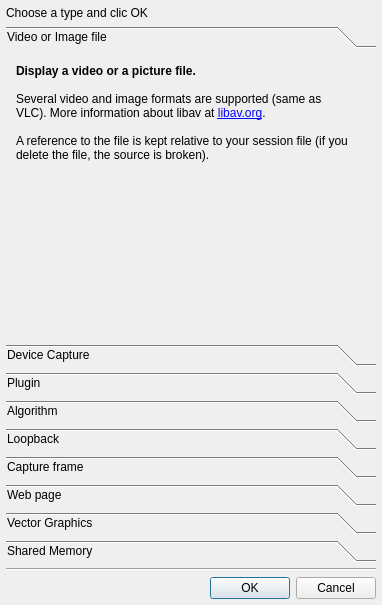
Old version of the form src/NewSourceDialog.ui in the repository markus-wa/glmixer-mirror.
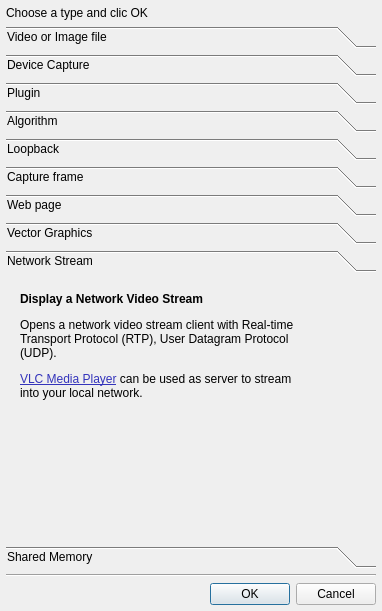
New version of the form. The open tabs and pages were chosen to show the change. Icons and pictures are not drawn.

Commit message: Implementation of VideoStreamSource (with VideoStream and its creation dialogs. Creation of a SizeSelectionDialog for all sources dialog. Improvement of stability for WebSource and OpenCV Sources.

```diff
--- a/src/NewSourceDialog.ui
+++ b/src/NewSourceDialog.ui
@@ -7,7 +7,7 @@
     <x>0</x>
     <y>0</y>
     <width>382</width>
-    <height>605</height>
+    <height>611</height>
    </rect>
   </property>
   <property name="windowTitle">
@@ -66,7 +66,7 @@
         <x>0</x>
         <y>0</y>
         <width>370</width>
-        <height>192</height>
+        <height>162</height>
        </rect>
       </property>
       <attribute name="icon">
@@ -111,12 +111,10 @@
 &lt;html&gt;&lt;head&gt;&lt;meta name=&quot;qrichtext&quot; content=&quot;1&quot; /&gt;&lt;style type=&quot;text/css&quot;&gt;
 p, li { white-space: pre-wrap; }
 &lt;/style&gt;&lt;/head&gt;&lt;body style=&quot; font-family:'Sans Serif'; font-size:9pt; font-weight:400; font-style:normal;&quot;&gt;
-&lt;p style=&quot; margin-top:0px; margin-bottom:0px; margin-left:0px; margin-right:0px; -qt-block-indent:0; text-indent:0px;&quot;&gt;&lt;span style=&quot; font-family:'Ubuntu'; font-weight:600;&quot;&gt;Display a video or a picture file.&lt;/span&gt;&lt;/p&gt;
-&lt;p style=&quot;-qt-paragraph-type:empty; margin-top:0px; margin-bottom:0px; margin-left:0px; margin-right:0px; -qt-block-indent:0; text-indent:0px; font-family:'Ubuntu'; font-weight:600;&quot;&gt;&lt;br /&gt;&lt;/p&gt;
-&lt;p style=&quot; margin-top:0px; margin-bottom:0px; margin-left:0px; margin-right:0px; -qt-block-indent:0; text-indent:0px;&quot;&gt;&lt;span style=&quot; font-family:'Ubuntu';&quot;&gt;Several video and image formats are supported (same as VLC). More information about libav at &lt;/span&gt;&lt;a href=&quot;https://libav.org/&quot;&gt;&lt;span style=&quot; font-family:'Ubuntu'; text-decoration: underline; color:#0000ff;&quot;&gt;libav.org&lt;/span&gt;&lt;/a&gt;&lt;span style=&quot; font-family:'Ubuntu';&quot;&gt;. &lt;/span&gt;&lt;/p&gt;
-&lt;p style=&quot;-qt-paragraph-type:empty; margin-top:0px; margin-bottom:0px; margin-left:0px; margin-right:0px; -qt-block-indent:0; text-indent:0px; font-family:'Ubuntu'; font-weight:600;&quot;&gt;&lt;br /&gt;&lt;/p&gt;
-&lt;p style=&quot; margin-top:0px; margin-bottom:0px; margin-left:0px; margin-right:0px; -qt-block-indent:0; text-indent:0px;&quot;&gt;&lt;span style=&quot; font-family:'Ubuntu';&quot;&gt;A reference to the file is kept relative to your session file (if you delete the file, the source is broken).&lt;/span&gt;&lt;/p&gt;
-&lt;p style=&quot;-qt-paragraph-type:empty; margin-top:0px; margin-bottom:0px; margin-left:0px; margin-right:0px; -qt-block-indent:0; text-indent:0px; font-family:'Ubuntu';&quot;&gt;&lt;br /&gt;&lt;/p&gt;&lt;/body&gt;&lt;/html&gt;</string>
+&lt;p style=&quot; margin-top:12px; margin-bottom:12px; margin-left:0px; margin-right:0px; -qt-block-indent:0; text-indent:0px;&quot;&gt;&lt;span style=&quot; font-family:'Ubuntu'; font-weight:600;&quot;&gt;Display a video or a picture file&lt;/span&gt;&lt;/p&gt;
+&lt;p style=&quot; margin-top:12px; margin-bottom:12px; margin-left:0px; margin-right:0px; -qt-block-indent:0; text-indent:0px;&quot;&gt;&lt;span style=&quot; font-family:'Ubuntu';&quot;&gt;A wide range of video and image formats are supported (same as VLC). More information about libav at &lt;/span&gt;&lt;a href=&quot;https://libav.org/&quot;&gt;&lt;span style=&quot; font-family:'Ubuntu'; text-decoration: underline; color:#3333bb;&quot;&gt;libav.org&lt;/span&gt;&lt;/a&gt;&lt;span style=&quot; font-family:'Ubuntu';&quot;&gt;. &lt;/span&gt;&lt;/p&gt;
+&lt;p style=&quot; margin-top:12px; margin-bottom:12px; margin-left:0px; margin-right:0px; -qt-block-indent:0; text-indent:0px;&quot;&gt;&lt;span style=&quot; font-family:'Ubuntu';&quot;&gt;A reference to the file is kept relative to your session file (if you delete the file, the source is broken).&lt;/span&gt;&lt;/p&gt;
+&lt;p style=&quot; margin-top:12px; margin-bottom:12px; margin-left:0px; margin-right:0px; -qt-block-indent:0; text-indent:0px;&quot;&gt;&lt;br /&gt;&lt;/p&gt;&lt;/body&gt;&lt;/html&gt;</string>
          </property>
          <property name="textInteractionFlags">
           <set>Qt::TextBrowserInteraction</set>
@@ -702,6 +700,79 @@
        </item>
       </layout>
      </widget>
+     <widget class="QWidget" name="videostream">
+      <property name="geometry">
+       <rect>
+        <x>0</x>
+        <y>0</y>
+        <width>370</width>
+        <height>162</height>
+       </rect>
+      </property>
+      <attribute name="icon">
+       <iconset resource="../icons.qrc">
+        <normaloff>:/glmixer/icons/networkstream.png</normaloff>:/glmixer/icons/networkstream.png</iconset>
+      </attribute>
+      <attribute name="label">
+       <string>Network Stream</string>
+      </attribute>
+      <widget class="QTextBrowser" name="textBrowser_6">
+       <property name="geometry">
+        <rect>
+         <x>10</x>
+         <y>10</y>
+         <width>288</width>
+         <height>150</height>
+        </rect>
+       </property>
+       <property name="styleSheet">
+        <string notr="true">QTextEdit{
+color:palette(button-text);
+background-color: transparent;
+}</string>
+       </property>
+       <property name="frameShape">
+        <enum>QFrame::NoFrame</enum>
+       </property>
+       <property name="undoRedoEnabled">
+        <bool>false</bool>
+       </property>
+       <property name="readOnly">
+        <bool>true</bool>
+       </property>
+       <property name="html">
+        <string>&lt;!DOCTYPE HTML PUBLIC &quot;-//W3C//DTD HTML 4.0//EN&quot; &quot;http://www.w3.org/TR/REC-html40/strict.dtd&quot;&gt;
+&lt;html&gt;&lt;head&gt;&lt;meta name=&quot;qrichtext&quot; content=&quot;1&quot; /&gt;&lt;style type=&quot;text/css&quot;&gt;
+p, li { white-space: pre-wrap; }
+&lt;/style&gt;&lt;/head&gt;&lt;body style=&quot; font-family:'Sans Serif'; font-size:9pt; font-weight:400; font-style:normal;&quot;&gt;
+&lt;p style=&quot; margin-top:12px; margin-bottom:12px; margin-left:0px; margin-right:0px; -qt-block-indent:0; text-indent:0px;&quot;&gt;&lt;span style=&quot; font-family:'Ubuntu'; font-weight:600;&quot;&gt;Display a Network Video Stream&lt;/span&gt;&lt;/p&gt;
+&lt;p style=&quot; margin-top:12px; margin-bottom:12px; margin-left:0px; margin-right:0px; -qt-block-indent:0; text-indent:0px;&quot;&gt;&lt;span style=&quot; font-family:'Ubuntu';&quot;&gt;Opens a network video stream client with Real-time Transport Protocol (RTP), User Datagram Protocol (UDP). &lt;/span&gt;&lt;/p&gt;
+&lt;p style=&quot; margin-top:12px; margin-bottom:12px; margin-left:0px; margin-right:0px; -qt-block-indent:0; text-indent:0px;&quot;&gt;&lt;a href=&quot;http://www.videolan.org/&quot;&gt;&lt;span style=&quot; font-family:'Ubuntu'; text-decoration: underline; color:#3333bb;&quot;&gt;VLC Media Player&lt;/span&gt;&lt;/a&gt;&lt;span style=&quot; font-family:'Ubuntu';&quot;&gt; can be used as server to stream into your local network. &lt;/span&gt;&lt;/p&gt;&lt;/body&gt;&lt;/html&gt;</string>
+       </property>
+       <property name="openExternalLinks">
+        <bool>true</bool>
+       </property>
+      </widget>
+      <widget class="QLabel" name="label_10">
+       <property name="geometry">
+        <rect>
+         <x>310</x>
+         <y>0</y>
+         <width>50</width>
+         <height>150</height>
+        </rect>
+       </property>
+       <property name="text">
+        <string/>
+       </property>
+       <property name="pixmap">
+        <pixmap resource="../images.qrc">:/glmixer/images/new_stream.png</pixmap>
+       </property>
+       <property name="alignment">
+        <set>Qt::AlignLeading|Qt::AlignLeft|Qt::AlignTop</set>
+       </property>
+      </widget>
+     </widget>
      <widget class="QWidget" name="shm">
       <property name="geometry">
        <rect>
```
Left out of the diff: 90 changed lines with no effect on the pictures. The commit also changes 54 other files.
